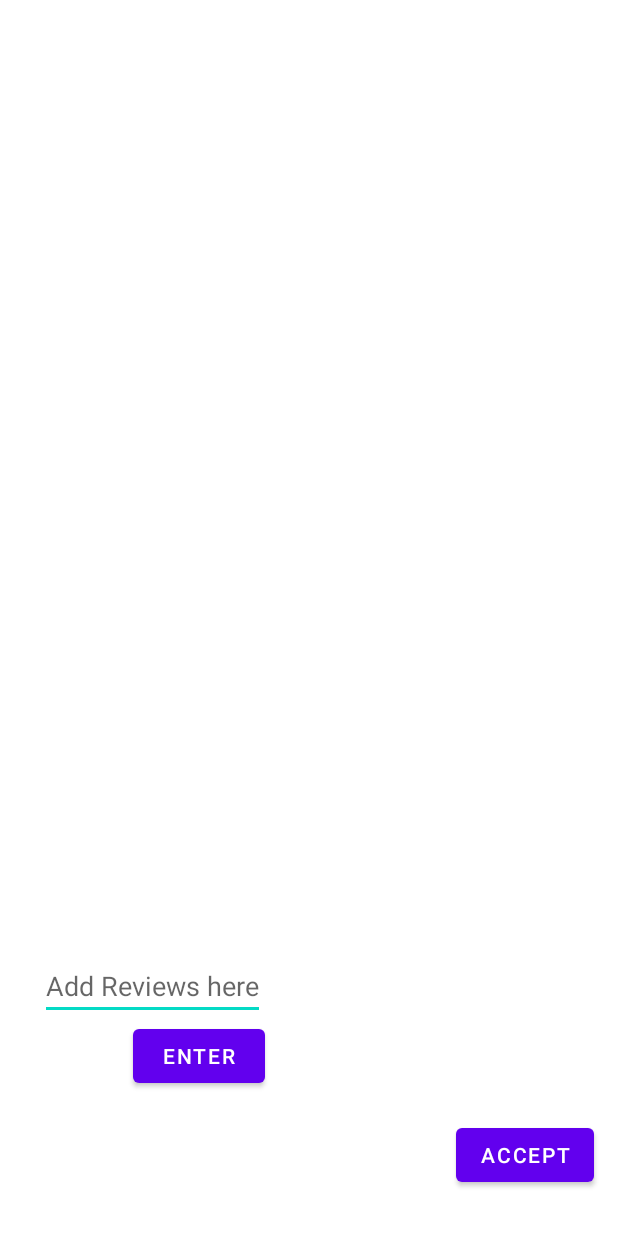
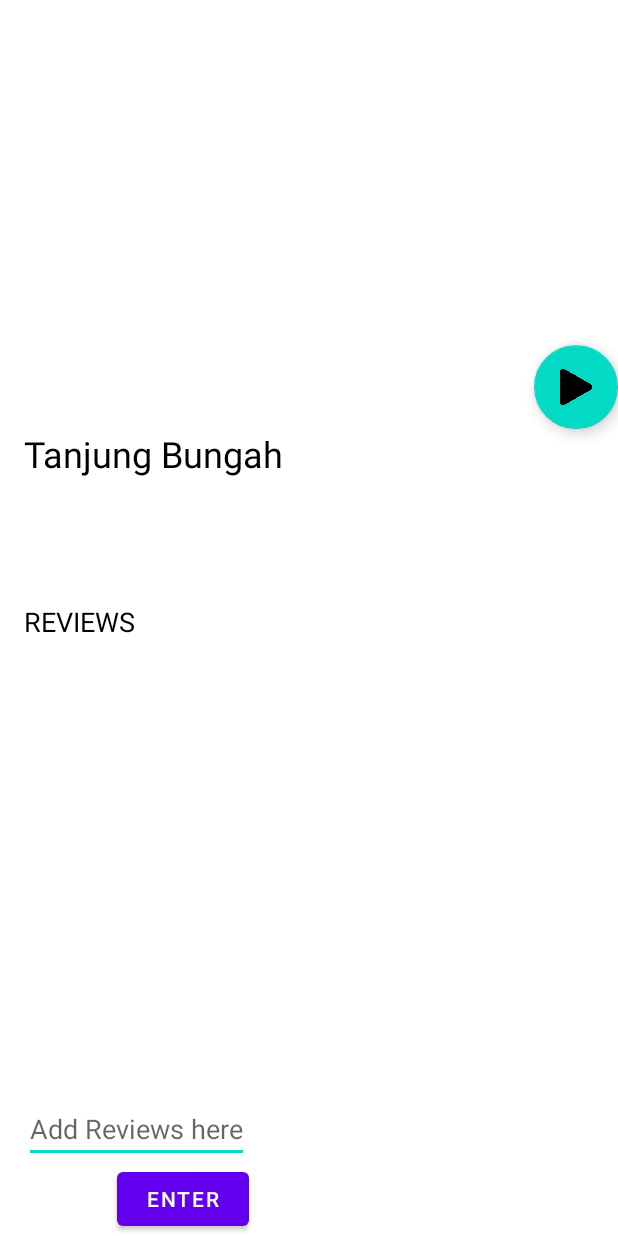
Before and after one commit to CAT304/Pocket_Guide_App, an Android app: the screen it shows after launch (Places_info), on a phone screen of 412 x 824 dp. Run offline under Robolectric (Android 15) with nearby library versions, the phone set to English and light mode, and no system bars; our stand-ins replace Firebase (no records; nobody signed in at launch, a user with empty details on screens opened directly); 2 statements that could not run were skipped.

Commit message:
Floating Button done and the info page is made scrollable

```diff
--- a/app/build.gradle
+++ b/app/build.gradle
@@ -48,5 +48,6 @@ dependencies {
 
     implementation "androidx.viewpager2:viewpager2:1.0.0"
     implementation 'com.firebaseui:firebase-ui-database:6.3.0'
+    implementation 'com.android.support:design:31.0.0'
 
 }
--- a/app/src/main/java/com/example/pocket_guide/Places_info.java
+++ b/app/src/main/java/com/example/pocket_guide/Places_info.java
@@ -19,6 +19,7 @@ import android.widget.Toast;
 
 import com.google.android.gms.tasks.OnFailureListener;
 import com.google.android.gms.tasks.OnSuccessListener;
+import com.google.android.material.floatingactionbutton.FloatingActionButton;
 import com.google.firebase.database.DataSnapshot;
 import com.google.firebase.database.DatabaseError;
 import com.google.firebase.database.DatabaseReference;
@@ -34,9 +35,10 @@ import java.util.ArrayList;
 import java.util.Objects;
 
 public class Places_info extends AppCompatActivity {
-        TextView a,b;
+        TextView a,b , name;
         EditText review;
-        Button btn , etr;
+        FloatingActionButton btn;
+        Button etr;
         ImageView img;
         DatabaseReference reff , rew , lrew;
         StorageReference storageReference;
@@ -53,7 +55,8 @@ public class Places_info extends AppCompatActivity {
                 placename = "Tanjung Bungah";
                 a=(TextView) findViewById(R.id.Ratings);
                 b=(TextView) findViewById(R.id.Details);
-                btn=(Button) findViewById(R.id.acptbtn);
+                name=(TextView) findViewById(R.id.place_name) ;
+                btn=(FloatingActionButton)findViewById(R.id.acptbtn);
                 img=(ImageView)findViewById(R.id.picplace);
 
                 review = findViewById(R.id.etReview);
@@ -136,6 +139,7 @@ public class Places_info extends AppCompatActivity {
                                 String ratings = Objects.requireNonNull(snapshot.child("Ratings").getValue()).toString();
                                 a.setText(ratings);
                                 b.setText(details);
+                                name.setText(placename);
                         }
 
                         @Override
--- a/app/src/main/res/layout/activity_places_info.xml
+++ b/app/src/main/res/layout/activity_places_info.xml
@@ -1,72 +1,115 @@
 <?xml version="1.0" encoding="utf-8"?>
-<androidx.constraintlayout.widget.ConstraintLayout xmlns:android="http://schemas.android.com/apk/res/android"
+
+<ScrollView
+    xmlns:android="http://schemas.android.com/apk/res/android"
     xmlns:app="http://schemas.android.com/apk/res-auto"
     xmlns:tools="http://schemas.android.com/tools"
     android:layout_width="match_parent"
-    android:layout_height="match_parent"
+    android:layout_height="match_parent">
+
+<androidx.constraintlayout.widget.ConstraintLayout
+    android:layout_width="wrap_content"
+    android:layout_height="wrap_content"
+    android:layout_marginEnd="0dp"
+    android:layout_marginRight="0dp"
     tools:context=".Places_info">
 
     <ImageView
         android:id="@+id/picplace"
-        android:layout_width="411dp"
-        android:layout_height="261dp"
-        app:layout_constraintBottom_toBottomOf="parent"
+        android:layout_width="418dp"
+        android:layout_height="274dp"
+        app:layout_constraintEnd_toEndOf="parent"
+        app:layout_constraintHorizontal_bias="1.0"
+        app:layout_constraintStart_toStartOf="parent"
+        app:layout_constraintTop_toTopOf="parent"
+        tools:srcCompat="@tools:sample/avatars" />
+
+
+    <TextView
+        android:id="@+id/place_name"
+        android:layout_width="wrap_content"
+        android:layout_height="wrap_content"
+        android:layout_marginStart="16dp"
+        android:layout_marginTop="12dp"
+        android:text="Place_Name"
+        android:textColor="@color/design_default_color_on_secondary"
+        android:textSize="24sp"
+        app:layout_constraintStart_toStartOf="parent"
+        app:layout_constraintTop_toBottomOf="@+id/picplace" />
+
+    <TextView
+        android:id="@+id/Details"
+        android:layout_width="0dp"
+        android:layout_height="wrap_content"
+        android:layout_marginStart="16dp"
+        android:layout_marginTop="32dp"
+        android:layout_marginEnd="20dp"
+        android:text="Details"
+        android:textSize="20sp"
         app:layout_constraintEnd_toEndOf="parent"
         app:layout_constraintHorizontal_bias="0.0"
         app:layout_constraintStart_toStartOf="parent"
-        app:layout_constraintTop_toTopOf="parent"
-        app:layout_constraintVertical_bias="0.0"
-        tools:srcCompat="@tools:sample/avatars" />
+        app:layout_constraintTop_toBottomOf="@+id/place_name" />
 
     <TextView
-        android:id="@+id/Details"
+        android:id="@+id/Review_title"
         android:layout_width="wrap_content"
         android:layout_height="wrap_content"
-        android:text="Details"
-        android:textSize="20sp"
-        app:layout_constraintBottom_toTopOf="@+id/List_reviews"
-        app:layout_constraintEnd_toStartOf="@+id/Ratings"
-        app:layout_constraintHorizontal_bias="0.169"
+        android:layout_marginStart="16dp"
+        android:layout_marginTop="24dp"
+        android:text="REVIEWS"
+        android:textColor="@color/design_default_color_on_secondary"
+        android:textSize="18sp"
         app:layout_constraintStart_toStartOf="parent"
-        app:layout_constraintTop_toBottomOf="@+id/picplace" />
+        app:layout_constraintTop_toBottomOf="@+id/Details" />
+
+    <ListView
+        android:id="@+id/List_reviews"
+        android:layout_width="342dp"
+        android:layout_height="231dp"
+        android:layout_marginTop="8dp"
+        app:layout_constraintEnd_toEndOf="parent"
+        app:layout_constraintHorizontal_bias="0.444"
+        app:layout_constraintStart_toStartOf="parent"
+        app:layout_constraintTop_toBottomOf="@+id/Review_title" />
 
     <TextView
         android:id="@+id/Ratings"
         android:layout_width="wrap_content"
         android:layout_height="wrap_content"
+        android:layout_marginTop="24dp"
+        android:layout_marginEnd="28dp"
         android:text="Ratings"
         android:textSize="20sp"
-        app:layout_constraintBottom_toBottomOf="parent"
         app:layout_constraintEnd_toEndOf="parent"
-        app:layout_constraintHorizontal_bias="0.952"
-        app:layout_constraintStart_toStartOf="parent"
-        app:layout_constraintTop_toBottomOf="@+id/picplace"
-        app:layout_constraintVertical_bias="0.151" />
+        app:layout_constraintTop_toBottomOf="@+id/picplace" />
 
 
-    <Button
+    <com.google.android.material.floatingactionbutton.FloatingActionButton
         android:id="@+id/acptbtn"
         android:layout_width="wrap_content"
         android:layout_height="wrap_content"
-        android:text="Accept"
-        app:layout_constraintBottom_toBottomOf="parent"
+        android:layout_marginBottom="12dp"
+        android:baselineAlignBottom="false"
+        android:clickable="true"
+        android:src="@drawable/play"
+        app:fabSize="normal"
+        app:layout_anchorGravity="end|bottom"
+        app:layout_constraintBottom_toTopOf="@+id/Ratings"
         app:layout_constraintEnd_toEndOf="parent"
-        app:layout_constraintHorizontal_bias="0.949"
-        app:layout_constraintStart_toStartOf="parent"
-        app:layout_constraintTop_toTopOf="parent"
-        app:layout_constraintVertical_bias="0.961" />
+        app:layout_constraintHorizontal_bias="1.0"
+        app:layout_constraintStart_toStartOf="@+id/picplace" />
 
     <EditText
         android:id="@+id/etReview"
         android:layout_width="wrap_content"
         android:layout_height="wrap_content"
+        android:layout_marginTop="64dp"
         android:hint="Add Reviews here"
-        app:layout_constraintBottom_toBottomOf="parent"
         app:layout_constraintEnd_toEndOf="parent"
-        app:layout_constraintHorizontal_bias="0.103"
+        app:layout_constraintHorizontal_bias="0.061"
         app:layout_constraintStart_toStartOf="parent"
-        app:layout_constraintTop_toBottomOf="@+id/List_reviews"
-        app:layout_constraintVertical_bias="0.2" />
+        app:layout_constraintTop_toBottomOf="@+id/List_reviews" />
 
     <Button
         android:id="@+id/Enter"
@@ -81,15 +124,6 @@
         app:layout_constraintTop_toBottomOf="@+id/etReview"
         app:layout_constraintVertical_bias="0.0" />
 
-    <ListView
-        android:id="@+id/List_reviews"
-        android:layout_width="290dp"
-        android:layout_height="176dp"
-        app:layout_constraintBottom_toBottomOf="parent"
-        app:layout_constraintEnd_toEndOf="parent"
-        app:layout_constraintStart_toStartOf="parent"
-        app:layout_constraintTop_toBottomOf="@+id/picplace"
-        app:layout_constraintVertical_bias="0.418" />
-
 
 </androidx.constraintlayout.widget.ConstraintLayout>
+</ScrollView>
--- a/app/src/main/res/values/colors.xml
+++ b/app/src/main/res/values/colors.xml
@@ -7,4 +7,8 @@
     <color name="teal_700">#FF018786</color>
     <color name="black">#FF000000</color>
     <color name="white">#FFFFFFFF</color>
+
+    <color name="Pilace1">#a51e22</color>
+    <color name="Pilace2">#800000</color>
+    <color name="PlacesAccent">#03DAC5</color>
 </resources>
```
Also changed, not shown: app/src/main/res/drawable-v24/play.png (added).
